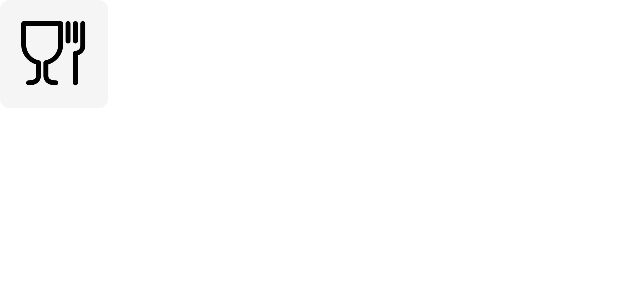
After one commit to Bandyukov/Pizza, an Android app: the layout simple_widget_1x1.xml on its own in the app's theme, with its tools: preview values and no code run, on a phone screen of 412 x 824 dp. The commit adds this screen. Shown: the top 300 px of the screen. Run offline under Robolectric (Android 15) with nearby library versions, the phone set to English and light mode, and no system bars.

Commit message:
widget added

```diff
--- /dev/null
+++ b/app/src/main/res/layout/simple_widget_1x1.xml
@@ -0,0 +1,12 @@
+<?xml version="1.0" encoding="utf-8"?>
+<ImageView
+    xmlns:android="http://schemas.android.com/apk/res/android"
+    xmlns:tools="http://schemas.android.com/tools"
+    android:layout_width="wrap_content"
+    android:layout_height="wrap_content"
+    android:id="@+id/image_view_simple_widget_1x1"
+    android:src="@mipmap/ic_launcher"
+    tools:ignore="ContentDescription"
+    >
+
+</ImageView>
```
Also changed, not shown: app/src/main/AndroidManifest.xml (+11 -0 lines), app/src/main/java/com/example/pizza/SampleAppWidgetProvider.kt (added, +19 -0 lines), app/src/main/java/com/example/pizza/core/mapping/Extensions.kt (+30 -0 lines), app/src/main/java/com/example/pizza/ui/base/BaseFragment.kt (+28 -9 lines), app/src/main/java/com/example/pizza/ui/screens/MainFragment.kt (+7 -17 lines), app/src/main/res/xml/icon_widget_1x1.xml (added, +10 -0 lines).
